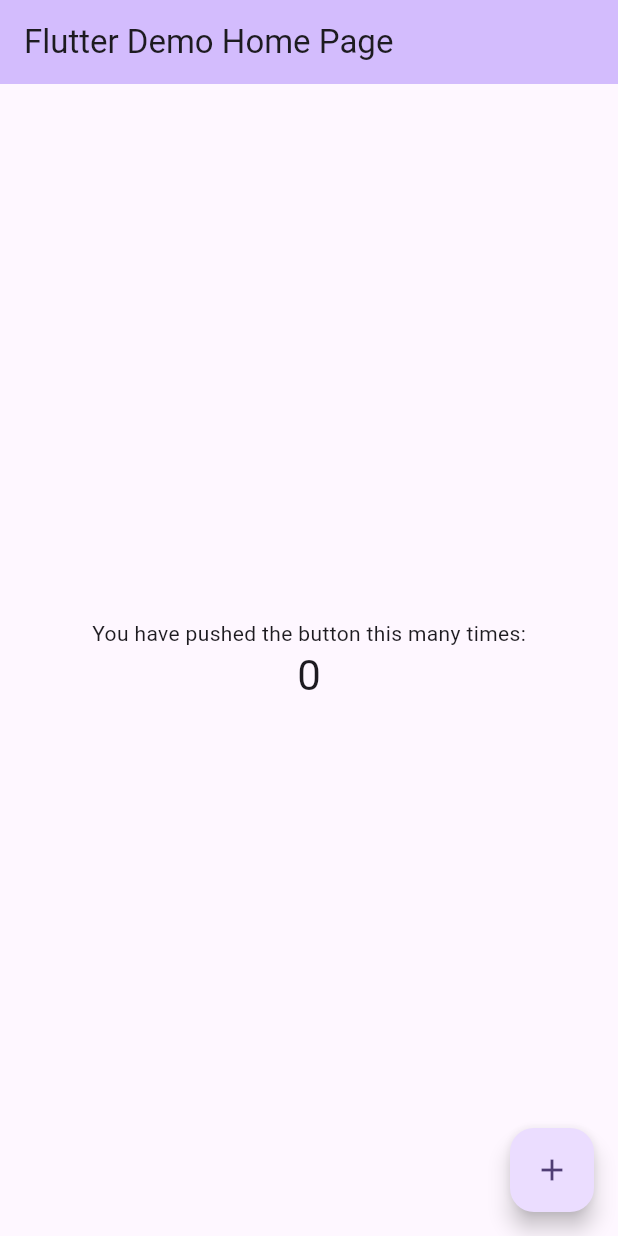
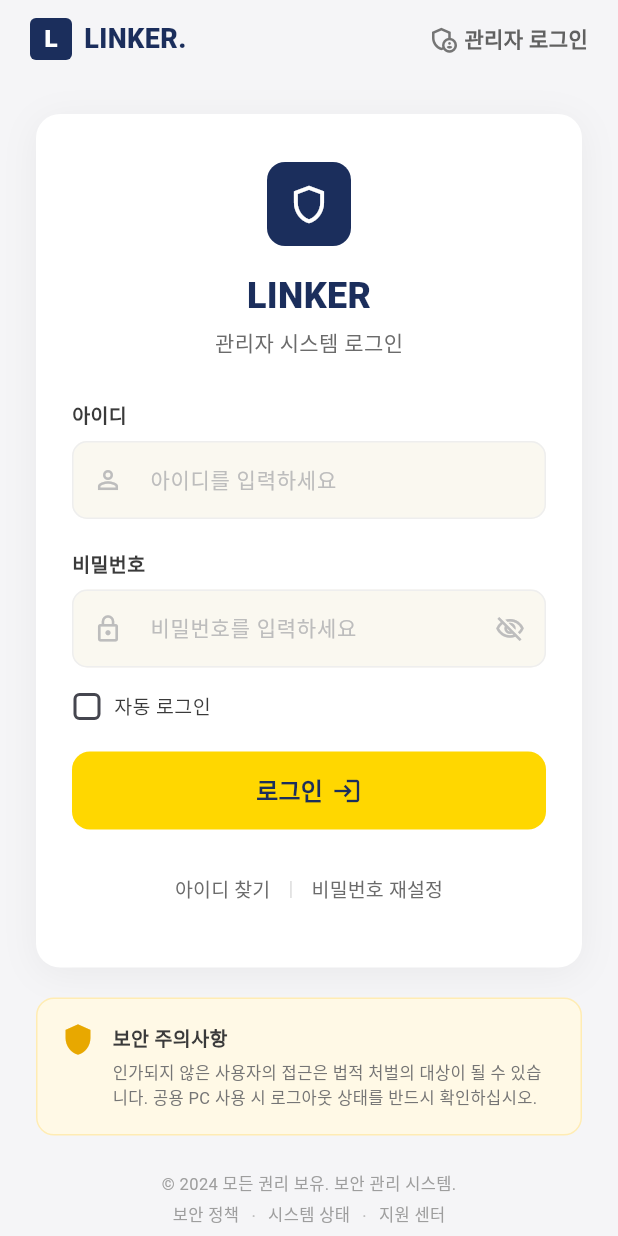
Before and after one commit to yoojjtt/worker_manager, a Flutter app: the screen it shows after launch, on a phone screen of 412 x 824 dp. Run offline on Flutter 3.47's test engine with Material 3 defaults, Android fonts, the phone set to English and light mode, and no system bars.

Commit message:
스플래시 화면 및 로그인 화면 구현
[기능설명]
- 스플래시 화면: LINKER 브랜드 로고, 슬로건, 프로그레스 바 애니메이션 (3초)
- 로그인 화면: 관리자 시스템 로그인 UI (아이디/비밀번호, 자동로그인, 보안 주의사항)
- 스플래시 완료 후 로그인 화면으로 자동 전환

[수정사항]
- lib/screens/splash_screen.dart: 스플래시 화면 신규 생성
- lib/screens/login_screen.dart: 로그인 화면 신규 생성
- lib/main.dart: 앱 진입점을 SplashScreen으로 변경, 앱 타이틀 LINKER로 변경
- test/widget_test.dart: 스플래시 화면 테스트로 업데이트
- .gitignore: .bkit/ 디렉토리 추가

[작업완료] 2026-05-11
[작업자] 유종태

Co-Authored-By: Claude Opus 4.6 (1M context) <noreply@anthropic.com>

```diff
--- a/lib/main.dart
+++ b/lib/main.dart
@@ -1,4 +1,6 @@
 import 'package:flutter/material.dart';
+
+import 'screens/splash_screen.dart';
 
 void main() {
   runApp(const MyApp());
@@ -7,116 +9,15 @@ void main() {
 class MyApp extends StatelessWidget {
   const MyApp({super.key});
 
-  // This widget is the root of your application.
   @override
   Widget build(BuildContext context) {
     return MaterialApp(
-      title: 'Flutter Demo',
+      title: 'LINKER',
+      debugShowCheckedModeBanner: false,
       theme: ThemeData(
-        // This is the theme of your application.
-        //
-        // TRY THIS: Try running your application with "flutter run". You'll see
-        // the application has a purple toolbar. Then, without quitting the app,
-        // try changing the seedColor in the colorScheme below to Colors.green
-        // and then invoke "hot reload" (save your changes or press the "hot
-        // reload" button in a Flutter-supported IDE, or press "r" if you used
-        // the command line to start the app).
-        //
-        // Notice that the counter didn't reset back to zero; the application
-        // state is not lost during the reload. To reset the state, use hot
-        // restart instead.
-        //
-        // This works for code too, not just values: Most code changes can be
-        // tested with just a hot reload.
-        colorScheme: ColorScheme.fromSeed(seedColor: Colors.deepPurple),
+        colorScheme: ColorScheme.fromSeed(seedColor: const Color(0xFF1B2E5C)),
       ),
-      home: const MyHomePage(title: 'Flutter Demo Home Page'),
+      home: const SplashScreen(),
     );
   }
 }
-
-class MyHomePage extends StatefulWidget {
-  const MyHomePage({super.key, required this.title});
-
-  // This widget is the home page of your application. It is stateful, meaning
-  // that it has a State object (defined below) that contains fields that affect
-  // how it looks.
-
-  // This class is the configuration for the state. It holds the values (in this
-  // case the title) provided by the parent (in this case the App widget) and
-  // used by the build method of the State. Fields in a Widget subclass are
-  // always marked "final".
-
-  final String title;
-
-  @override
-  State<MyHomePage> createState() => _MyHomePageState();
-}
-
-class _MyHomePageState extends State<MyHomePage> {
-  int _counter = 0;
-
-  void _incrementCounter() {
-    setState(() {
-      // This call to setState tells the Flutter framework that something has
-      // changed in this State, which causes it to rerun the build method below
-      // so that the display can reflect the updated values. If we changed
-      // _counter without calling setState(), then the build method would not be
-      // called again, and so nothing would appear to happen.
-      _counter++;
-    });
-  }
-
-  @override
-  Widget build(BuildContext context) {
-    // This method is rerun every time setState is called, for instance as done
-    // by the _incrementCounter method above.
-    //
-    // The Flutter framework has been optimized to make rerunning build methods
-    // fast, so that you can just rebuild anything that needs updating rather
-    // than having to individually change instances of widgets.
-    return Scaffold(
-      appBar: AppBar(
-        // TRY THIS: Try changing the color here to a specific color (to
-        // Colors.amber, perhaps?) and trigger a hot reload to see the AppBar
-        // change color while the other colors stay the same.
-        backgroundColor: Theme.of(context).colorScheme.inversePrimary,
-        // Here we take the value from the MyHomePage object that was created by
-        // the App.build method, and use it to set our appbar title.
-        title: Text(widget.title),
-      ),
-      body: Center(
-        // Center is a layout widget. It takes a single child and positions it
-        // in the middle of the parent.
-        child: Column(
-          // Column is also a layout widget. It takes a list of children and
-          // arranges them vertically. By default, it sizes itself to fit its
-          // children horizontally, and tries to be as tall as its parent.
-          //
-          // Column has various properties to control how it sizes itself and
-          // how it positions its children. Here we use mainAxisAlignment to
-          // center the children vertically; the main axis here is the vertical
-          // axis because Columns are vertical (the cross axis would be
-          // horizontal).
-          //
-          // TRY THIS: Invoke "debug painting" (choose the "Toggle Debug Paint"
-          // action in the IDE, or press "p" in the console), to see the
-          // wireframe for each widget.
-          mainAxisAlignment: MainAxisAlignment.center,
-          children: <Widget>[
-            const Text('You have pushed the button this many times:'),
-            Text(
-              '$_counter',
-              style: Theme.of(context).textTheme.headlineMedium,
-            ),
-          ],
-        ),
-      ),
-      floatingActionButton: FloatingActionButton(
-        onPressed: _incrementCounter,
-        tooltip: 'Increment',
-        child: const Icon(Icons.add),
-      ), // This trailing comma makes auto-formatting nicer for build methods.
-    );
-  }
-}
--- /dev/null
+++ b/lib/screens/login_screen.dart
@@ -0,0 +1,407 @@
+import 'package:flutter/material.dart';
+
+class LoginScreen extends StatefulWidget {
+  const LoginScreen({super.key});
+
+  @override
+  State<LoginScreen> createState() => _LoginScreenState();
+}
+
+class _LoginScreenState extends State<LoginScreen> {
+  final _idController = TextEditingController();
+  final _pwController = TextEditingController();
+  bool _autoLogin = false;
+  bool _obscurePassword = true;
+
+  @override
+  void dispose() {
+    _idController.dispose();
+    _pwController.dispose();
+    super.dispose();
+  }
+
+  @override
+  Widget build(BuildContext context) {
+    return Scaffold(
+      backgroundColor: const Color(0xFFF5F5F7),
+      body: SafeArea(
+        child: Column(
+          children: [
+            // 상단 헤더
+            Padding(
+              padding: const EdgeInsets.symmetric(horizontal: 20, vertical: 12),
+              child: Row(
+                mainAxisAlignment: MainAxisAlignment.spaceBetween,
+                children: [
+                  // LINKER 로고
+                  Row(
+                    children: [
+                      Container(
+                        width: 28,
+                        height: 28,
+                        decoration: BoxDecoration(
+                          color: const Color(0xFF1B2E5C),
+                          borderRadius: BorderRadius.circular(4),
+                        ),
+                        child: const Center(
+                          child: Text(
+                            'L',
+                            style: TextStyle(
+                              color: Colors.white,
+                              fontSize: 16,
+                              fontWeight: FontWeight.w900,
+                            ),
+                          ),
+                        ),
+                      ),
+                      const SizedBox(width: 8),
+                      const Text(
+                        'LINKER.',
+                        style: TextStyle(
+                          fontSize: 18,
+                          fontWeight: FontWeight.w900,
+                          color: Color(0xFF1B2E5C),
+                        ),
+                      ),
+                    ],
+                  ),
+                  // 관리자 로그인
+                  Row(
+                    children: [
+                      Icon(Icons.admin_panel_settings_outlined,
+                          size: 20, color: Colors.grey.shade600),
+                      const SizedBox(width: 4),
+                      Text(
+                        '관리자 로그인',
+                        style: TextStyle(
+                          fontSize: 14,
+                          fontWeight: FontWeight.w600,
+                          color: Colors.grey.shade700,
+                        ),
+                      ),
+                    ],
+                  ),
+                ],
+              ),
+            ),
+
+            // 메인 콘텐츠
+            Expanded(
+              child: SingleChildScrollView(
+                padding: const EdgeInsets.symmetric(horizontal: 24),
+                child: Column(
+                  children: [
+                    const SizedBox(height: 24),
+                    // 로그인 카드
+                    Container(
+                      width: double.infinity,
+                      padding: const EdgeInsets.fromLTRB(24, 32, 24, 28),
+                      decoration: BoxDecoration(
+                        color: Colors.white,
+                        borderRadius: BorderRadius.circular(16),
+                        boxShadow: [
+                          BoxShadow(
+                            color: Colors.black.withValues(alpha: 0.05),
+                            blurRadius: 20,
+                            offset: const Offset(0, 4),
+                          ),
+                        ],
+                      ),
+                      child: Column(
+                        children: [
+                          // 방패 아이콘
+                          Container(
+                            width: 56,
+                            height: 56,
+                            decoration: BoxDecoration(
+                              color: const Color(0xFF1B2E5C),
+                              borderRadius: BorderRadius.circular(12),
+                            ),
+                            child: const Icon(
+                              Icons.shield_outlined,
+                              color: Colors.white,
+                              size: 30,
+                            ),
+                          ),
+                          const SizedBox(height: 16),
+                          const Text(
+                            'LINKER',
+                            style: TextStyle(
+                              fontSize: 24,
+                              fontWeight: FontWeight.w900,
+                              color: Color(0xFF1B2E5C),
+                            ),
+                          ),
+                          const SizedBox(height: 4),
+                          const Text(
+                            '관리자 시스템 로그인',
+                            style: TextStyle(
+                              fontSize: 14,
+                              color: Color(0xFF6B6B6B),
+                            ),
+                          ),
+                          const SizedBox(height: 28),
+
+                          // 아이디 입력
+                          _buildLabel('아이디'),
+                          const SizedBox(height: 8),
+                          TextField(
+                            controller: _idController,
+                            decoration: _inputDecoration(
+                              hint: '아이디를 입력하세요',
+                              icon: Icons.person_outline,
+                            ),
+                          ),
+                          const SizedBox(height: 20),
+
+                          // 비밀번호 입력
+                          _buildLabel('비밀번호'),
+                          const SizedBox(height: 8),
+                          TextField(
+                            controller: _pwController,
+                            obscureText: _obscurePassword,
+                            decoration: _inputDecoration(
+                              hint: '비밀번호를 입력하세요',
+                              icon: Icons.lock_outline,
+                            ).copyWith(
+                              suffixIcon: IconButton(
+                                icon: Icon(
+                                  _obscurePassword
+                                      ? Icons.visibility_off_outlined
+                                      : Icons.visibility_outlined,
+                                  color: Colors.grey.shade400,
+                                  size: 20,
+                                ),
+                                onPressed: () => setState(
+                                    () => _obscurePassword = !_obscurePassword),
+                              ),
+                            ),
+                          ),
+                          const SizedBox(height: 16),
+
+                          // 자동 로그인
+                          Row(
+                            children: [
+                              SizedBox(
+                                width: 20,
+                                height: 20,
+                                child: Checkbox(
+                                  value: _autoLogin,
+                                  onChanged: (v) =>
+                                      setState(() => _autoLogin = v ?? false),
+                                  activeColor: const Color(0xFF1B2E5C),
+                                  shape: RoundedRectangleBorder(
+                                    borderRadius: BorderRadius.circular(4),
+                                  ),
+                                ),
+                              ),
+                              const SizedBox(width: 8),
+                              const Text(
+                                '자동 로그인',
+                                style: TextStyle(
+                                  fontSize: 13,
+                                  color: Color(0xFF3A3A3A),
+                                ),
+                              ),
+                            ],
+                          ),
+                          const SizedBox(height: 20),
+
+                          // 로그인 버튼
+                          SizedBox(
+                            width: double.infinity,
+                            height: 52,
+                            child: ElevatedButton(
+                              onPressed: _onLogin,
+                              style: ElevatedButton.styleFrom(
+                                backgroundColor: const Color(0xFFFFD700),
+                                foregroundColor: const Color(0xFF1B2E5C),
+                                elevation: 0,
+                                shape: RoundedRectangleBorder(
+                                  borderRadius: BorderRadius.circular(12),
+                                ),
+                              ),
+                              child: const Row(
+                                mainAxisAlignment: MainAxisAlignment.center,
+                                children: [
+                                  Text(
+                                    '로그인',
+                                    style: TextStyle(
+                                      fontSize: 16,
+                                      fontWeight: FontWeight.w700,
+                                    ),
+                                  ),
+                                  SizedBox(width: 6),
+                                  Icon(Icons.login, size: 20),
+                                ],
+                              ),
+                            ),
+                          ),
+                          const SizedBox(height: 16),
+
+                          // 아이디 찾기 / 비밀번호 재설정
+                          Row(
+                            mainAxisAlignment: MainAxisAlignment.center,
+                            children: [
+                              TextButton(
+                                onPressed: () {},
+                                child: const Text(
+                                  '아이디 찾기',
+                                  style: TextStyle(
+                                    fontSize: 13,
+                                    color: Color(0xFF6B6B6B),
+                                  ),
+                                ),
+                              ),
+                              Text('|',
+                                  style: TextStyle(
+                                      color: Colors.grey.shade300,
+                                      fontSize: 13)),
+                              TextButton(
+                                onPressed: () {},
+                                child: const Text(
+                                  '비밀번호 재설정',
+                                  style: TextStyle(
+                                    fontSize: 13,
+                                    color: Color(0xFF6B6B6B),
+                                  ),
+                                ),
+                              ),
+                            ],
+                          ),
+                        ],
+                      ),
+                    ),
+                    const SizedBox(height: 20),
+
+                    // 보안 주의사항
+                    Container(
+                      width: double.infinity,
+                      padding: const EdgeInsets.all(16),
+                      decoration: BoxDecoration(
+                        color: const Color(0xFFFFF9E6),
+                        borderRadius: BorderRadius.circular(12),
+                        border: Border.all(color: const Color(0xFFFFECB3)),
+                      ),
+                      child: Row(
+                        crossAxisAlignment: CrossAxisAlignment.start,
+                        children: [
+                          const Icon(Icons.shield,
+                              color: Color(0xFFE8A800), size: 22),
+                          const SizedBox(width: 12),
+                          Expanded(
+                            child: Column(
+                              crossAxisAlignment: CrossAxisAlignment.start,
+                              children: [
+                                const Text(
+                                  '보안 주의사항',
+                                  style: TextStyle(
+                                    fontSize: 13,
+                                    fontWeight: FontWeight.w700,
+                                    color: Color(0xFF3A3A3A),
+                                  ),
+                                ),
+                                const SizedBox(height: 4),
+                                Text(
+                                  '인가되지 않은 사용자의 접근은 법적 처벌의 대상이 될 수 있습니다. '
+                                  '공용 PC 사용 시 로그아웃 상태를 반드시 확인하십시오.',
+                                  style: TextStyle(
+                                    fontSize: 11,
+                                    color: Colors.grey.shade600,
+                                    height: 1.5,
+                                  ),
+                                ),
+                              ],
+                            ),
+                          ),
+                        ],
+                      ),
+                    ),
+                    const SizedBox(height: 24),
+
+                    // 하단 저작권
+                    Text(
+                      '© 2024 모든 권리 보유. 보안 관리 시스템.',
+                      style: TextStyle(fontSize: 11, color: Colors.grey.shade500),
+                    ),
+                    const SizedBox(height: 4),
+                    Row(
+                      mainAxisAlignment: MainAxisAlignment.center,
+                      children: [
+                        _footerLink('보안 정책'),
+                        _footerDot(),
+                        _footerLink('시스템 상태'),
+                        _footerDot(),
+                        _footerLink('지원 센터'),
+                      ],
+                    ),
+                    const SizedBox(height: 24),
+                  ],
+                ),
+              ),
+            ),
+          ],
+        ),
+      ),
+    );
+  }
+
+  Widget _buildLabel(String text) {
+    return Align(
+      alignment: Alignment.centerLeft,
+      child: Text(
+        text,
+        style: const TextStyle(
+          fontSize: 13,
+          fontWeight: FontWeight.w600,
+          color: Color(0xFF3A3A3A),
+        ),
+      ),
+    );
+  }
+
+  InputDecoration _inputDecoration({
+    required String hint,
+    required IconData icon,
+  }) {
+    return InputDecoration(
+      hintText: hint,
+      hintStyle: TextStyle(fontSize: 14, color: Colors.grey.shade400),
+      prefixIcon: Icon(icon, size: 20, color: Colors.grey.shade400),
+      filled: true,
+      fillColor: const Color(0xFFFAF8F0),
+      contentPadding: const EdgeInsets.symmetric(horizontal: 16, vertical: 14),
+      border: OutlineInputBorder(
+        borderRadius: BorderRadius.circular(10),
+        borderSide: BorderSide(color: Colors.grey.shade200),
+      ),
+      enabledBorder: OutlineInputBorder(
+        borderRadius: BorderRadius.circular(10),
+        borderSide: BorderSide(color: Colors.grey.shade200),
+      ),
+      focusedBorder: OutlineInputBorder(
+        borderRadius: BorderRadius.circular(10),
+        borderSide: const BorderSide(color: Color(0xFF1B2E5C), width: 1.5),
+      ),
+    );
+  }
+
+  Widget _footerLink(String text) {
+    return Text(
+      text,
+      style: TextStyle(fontSize: 11, color: Colors.grey.shade500),
+    );
+  }
+
+  Widget _footerDot() {
+    return Padding(
+      padding: const EdgeInsets.symmetric(horizontal: 8),
+      child: Text('·',
+          style: TextStyle(fontSize: 11, color: Colors.grey.shade400)),
+    );
+  }
+
+  void _onLogin() {
+    // TODO: 로그인 로직 구현
+  }
+}
```
Also changed, not shown: lib/screens/splash_screen.dart (added, +175 -0 lines), 1 other file.
